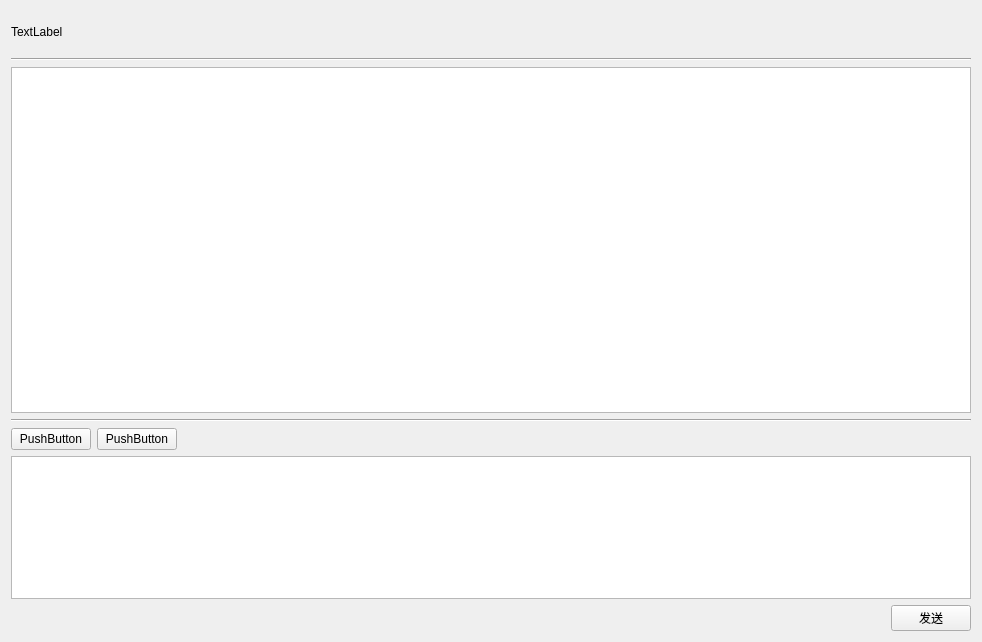
yxiao-yang/message-client, file message-client/3.Message/ui/MessageWindowWidget.ui: the form before one commit.
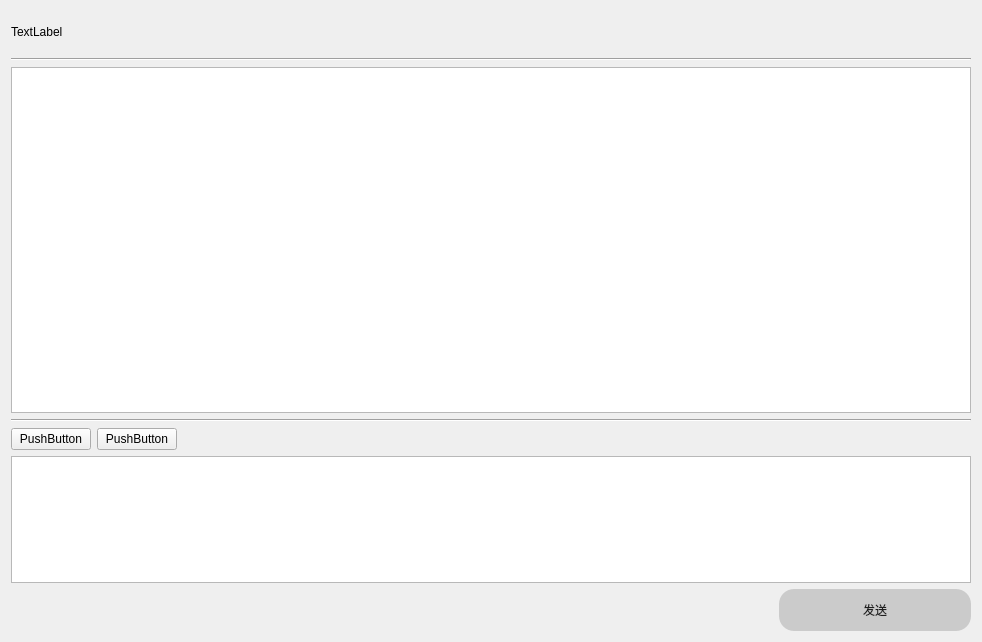
The form after the commit.

```diff
--- a/message-client/3.Message/ui/MessageWindowWidget.ui
+++ b/message-client/3.Message/ui/MessageWindowWidget.ui
@@ -47,7 +47,7 @@
     </layout>
    </item>
    <item>
-    <layout class="QVBoxLayout" name="verticalLayout">
+    <layout class="QVBoxLayout" name="verticalLayout" stretch="1,3,1">
      <item>
       <layout class="QHBoxLayout" name="horizontalLayout_2">
        <item>
@@ -80,10 +80,10 @@
       </layout>
      </item>
      <item>
-      <widget class="QPlainTextEdit" name="plainTextEdit"/>
+      <widget class="QTextEdit" name="InputTedit"/>
      </item>
      <item>
-      <layout class="QHBoxLayout" name="horizontalLayout_3">
+      <layout class="QHBoxLayout" name="horizontalLayout_3" stretch="4,1">
        <item>
         <spacer name="horizontalSpacer">
          <property name="orientation">
@@ -98,7 +98,29 @@
         </spacer>
        </item>
        <item>
-        <widget class="QPushButton" name="pushButton_3">
+        <widget class="QPushButton" name="pbSend">
+         <property name="sizePolicy">
+          <sizepolicy hsizetype="Preferred" vsizetype="Expanding">
+           <horstretch>0</horstretch>
+           <verstretch>0</verstretch>
+          </sizepolicy>
+         </property>
+         <property name="styleSheet">
+          <string notr="true">QPushButton#pbSend {
+    background-color: rgb(203,203,203);
+    border-radius: 15px;
+    font: 25 12pt '微软雅黑 Light';
+    color: rgb(31,31,31);
+}
+
+    QPushButton#pbSend:hover {
+        background-color: rgb(170,168,159);
+    }
+
+    QPushButton#pbSend:pressed {
+        background-color: rgb(115,110,95);
+    }</string>
+         </property>
          <property name="text">
           <string>发送</string>
          </property>
```
Left out of the diff: 2 changed lines with no effect on the pictures.
